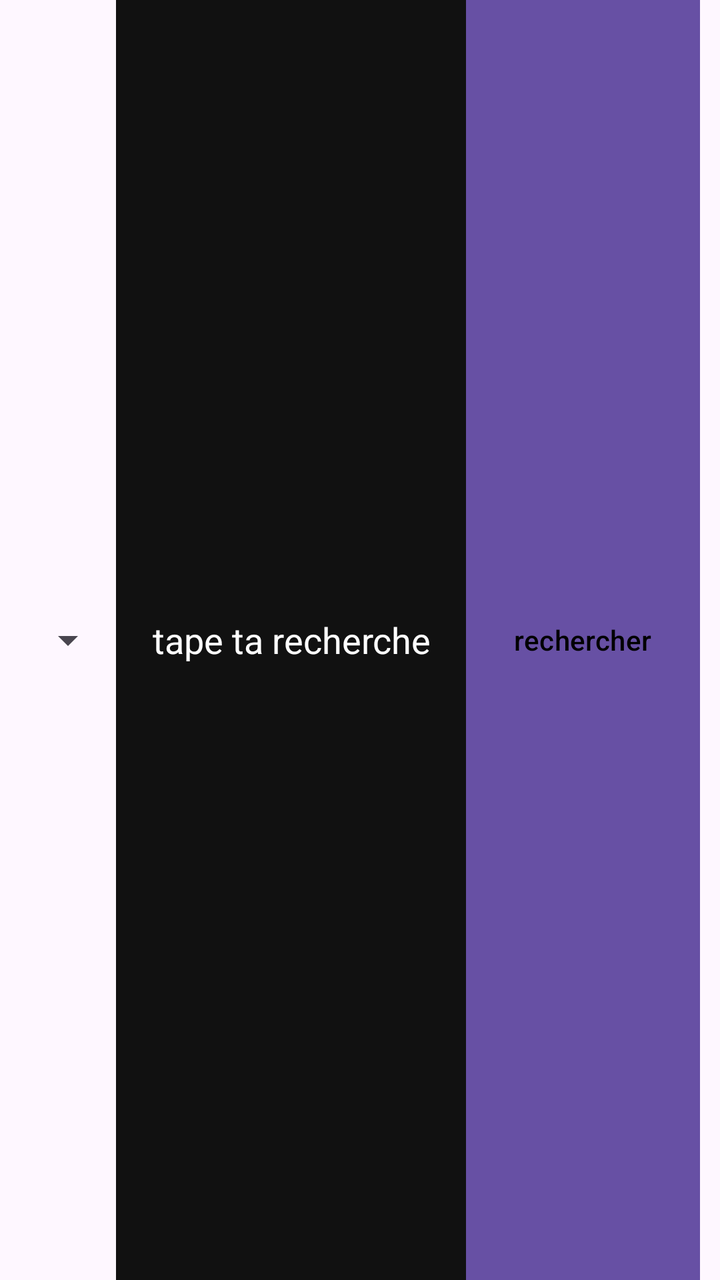
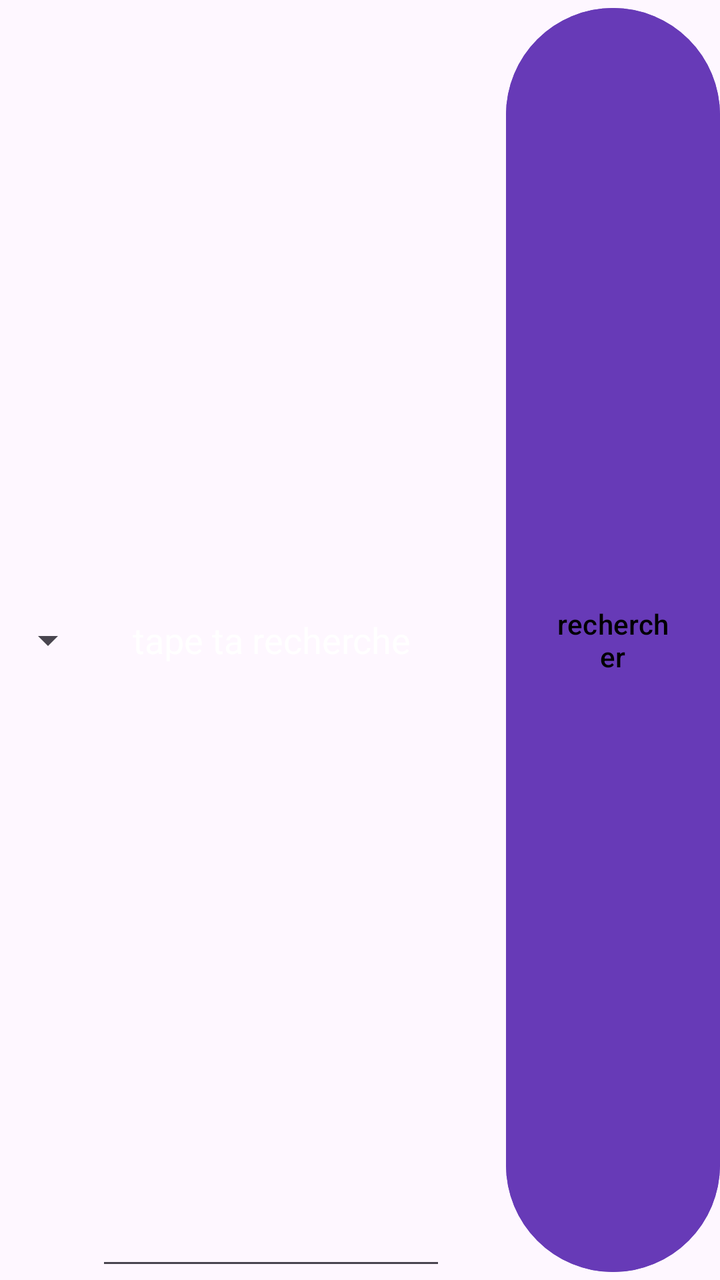

An Android layout rendered at two revisions. The XML below is the earlier revision; the diff shows what the commit changed to produce the second picture.
<!-- AndroidManifest.xml: application theme Theme.CatalogueMultimedia -->
<!-- res/layout/fragment_search_page.xml -->
<?xml version="1.0" encoding="utf-8"?>
<LinearLayout
    xmlns:android="http://schemas.android.com/apk/res/android"
    android:layout_width="match_parent"
    android:layout_height="wrap_content"
    android:fitsSystemWindows="true"
    android:orientation="vertical">
    <LinearLayout
        android:layout_width="match_parent"
        android:layout_height="match_parent"
        android:orientation="horizontal"
        android:gravity="center_horizontal">
        <Spinner
            android:id="@+id/contentTypeSpinner"
            android:layout_width="wrap_content"
            android:layout_height="match_parent"
            android:spinnerMode="dialog" />
        <EditText
            android:id="@+id/searchEditText"
            android:layout_width="wrap_content"
            android:layout_height="match_parent"
            android:autofillHints=""
            android:inputType="text"
            android:paddingHorizontal="18dp"
            android:paddingVertical="10dp"
            android:textColorHint="#ffffff"
            android:background="#111111"
            android:textAlignment="center"
            android:hint="@string/tape_ta_recherche"/>
        <Button
            android:id="@+id/searchButton"
            android:layout_width="wrap_content"
            android:layout_height="match_parent"
            android:textSize="14sp"
            android:background="#ffffff"
            android:textColor="#000000"
            android:text="@string/rechercher"/>
    </LinearLayout>


    <androidx.recyclerview.widget.RecyclerView
        android:id="@+id/searchRecyclerView"
        android:layout_width="match_parent"
        android:layout_height="match_parent" />

</LinearLayout>
<!-- resources referenced by this layout -->
<resources>
  <string name="rechercher">rechercher</string>
  <string name="tape_ta_recherche">tape ta recherche</string>
  <style name="Theme.CatalogueMultimedia" parent="Base.Theme.CatalogueMultimedia" />
  <style name="Base.Theme.CatalogueMultimedia" parent="Theme.Material3.DayNight.NoActionBar">
          
          
      </style>
</resources>

<!-- the commit's change to res/layout/fragment_search_page.xml (unified diff, before → after) -->
@@ -24,15 +24,15 @@
             android:paddingHorizontal="18dp"
             android:paddingVertical="10dp"
             android:textColorHint="#ffffff"
-            android:background="#111111"
             android:textAlignment="center"
             android:hint="@string/tape_ta_recherche"/>
         <Button
             android:id="@+id/searchButton"
             android:layout_width="wrap_content"
             android:layout_height="match_parent"
+            android:backgroundTint="#673AB7"
+            android:layout_marginLeft="30sp"
             android:textSize="14sp"
-            android:background="#ffffff"
             android:textColor="#000000"
             android:text="@string/rechercher"/>
     </LinearLayout>
